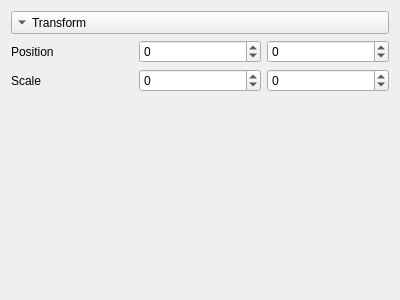
Before: the Qt Designer form Qt Repo/QtTest2/Transform.ui in Skyway666/Qt-Practice, drawn with Qt 5.
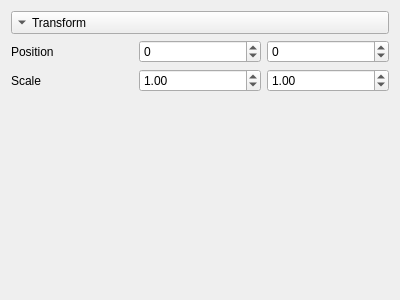
After: the same form once the commit is applied.

```diff
--- a/Qt Repo/QtTest2/Transform.ui
+++ b/Qt Repo/QtTest2/Transform.ui
@@ -35,20 +35,6 @@
    </item>
    <item>
     <layout class="QGridLayout" name="gridLayout">
-     <item row="0" column="2">
-      <widget class="QSpinBox" name="PositionY">
-       <property name="minimum">
-        <number>-99</number>
-       </property>
-      </widget>
-     </item>
-     <item row="1" column="2">
-      <widget class="QSpinBox" name="ScaleY">
-       <property name="minimum">
-        <number>-99</number>
-       </property>
-      </widget>
-     </item>
      <item row="1" column="0">
       <widget class="QLabel" name="ScaleLabel">
        <property name="text">
@@ -63,17 +49,55 @@
        </property>
       </widget>
      </item>
-     <item row="1" column="1">
-      <widget class="QSpinBox" name="ScaleX">
+     <item row="0" column="3">
+      <widget class="QSpinBox" name="PositionY">
        <property name="minimum">
-        <number>-99</number>
+        <number>-1000</number>
+       </property>
+       <property name="maximum">
+        <number>1000</number>
        </property>
       </widget>
      </item>
-     <item row="0" column="1">
+     <item row="0" column="2">
       <widget class="QSpinBox" name="PositionX">
        <property name="minimum">
-        <number>-99</number>
+        <number>-1000</number>
+       </property>
+       <property name="maximum">
+        <number>1000</number>
+       </property>
+      </widget>
+     </item>
+     <item row="1" column="2">
+      <widget class="QDoubleSpinBox" name="ScaleX">
+       <property name="minimum">
+        <double>-100.000000000000000</double>
+       </property>
+       <property name="maximum">
+        <double>100.000000000000000</double>
+       </property>
+       <property name="singleStep">
+        <double>0.100000000000000</double>
+       </property>
+       <property name="value">
+        <double>1.000000000000000</double>
+       </property>
+      </widget>
+     </item>
+     <item row="1" column="3">
+      <widget class="QDoubleSpinBox" name="ScaleY">
+       <property name="minimum">
+        <double>-100.000000000000000</double>
+       </property>
+       <property name="maximum">
+        <double>100.000000000000000</double>
+       </property>
+       <property name="singleStep">
+        <double>0.100000000000000</double>
+       </property>
+       <property name="value">
+        <double>1.000000000000000</double>
        </property>
       </widget>
      </item>
```
